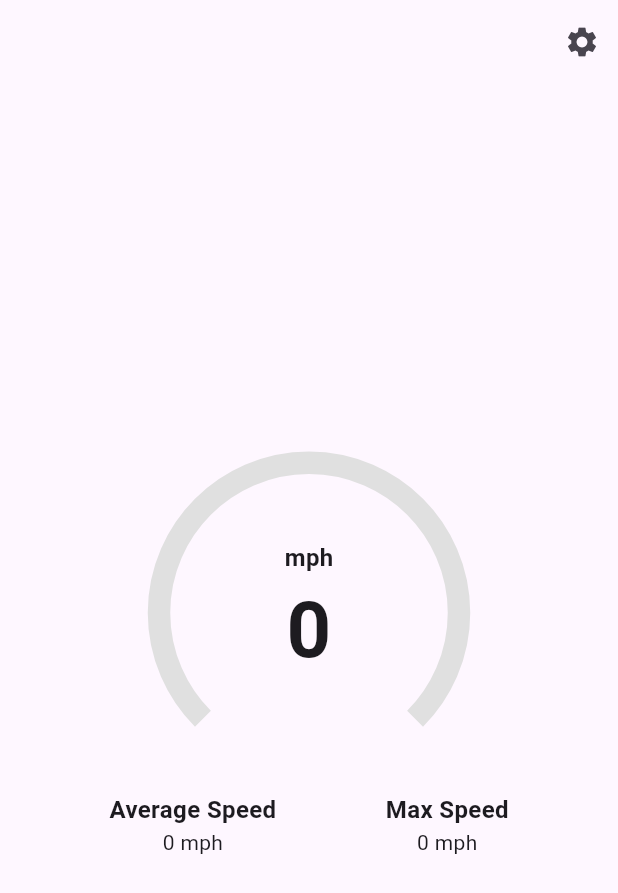
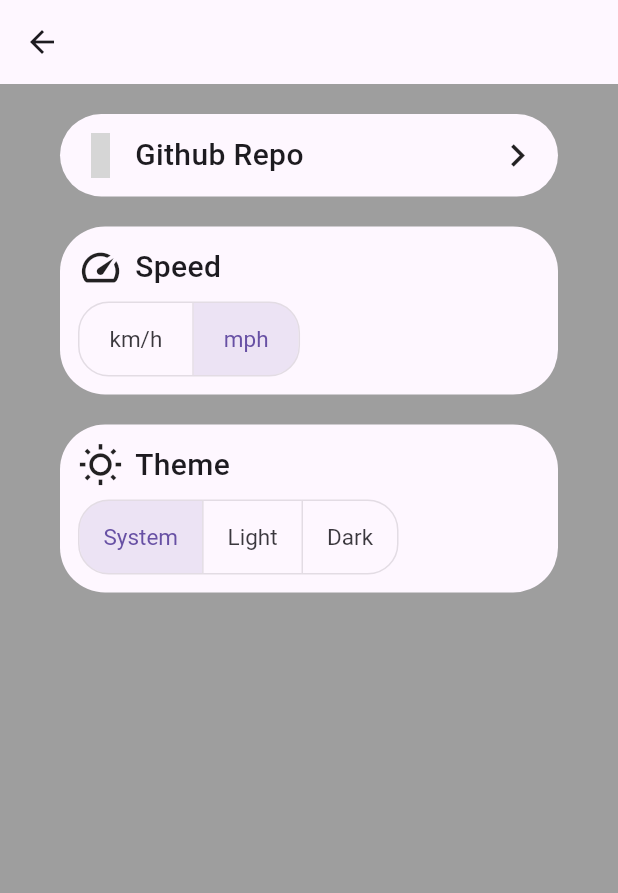
Before and after one commit to Blasix/motionpal, a Flutter app: the screen it shows after launch, after a tap on the "settings" icon, on a phone screen of 412 x 824 dp. Shown: the top 893 px of the screen. Run offline on Flutter 3.47's test engine with Material 3 defaults, Android fonts, the phone set to English and light mode, and no system bars; our stand-ins replace location, simple_icons; grey boxes are pictures that could not be loaded.

Commit message:
Added some settings functionality

```diff
--- a/lib/settings/logic/bools.dart
+++ b/lib/settings/logic/bools.dart
@@ -0,0 +1,3 @@
+class SettingsLogic {
+  static bool isKMPH = false;
+}
--- /dev/null
+++ b/lib/settings/logic/themes.dart
@@ -0,0 +1,5 @@
+import 'package:flutter/material.dart';
+
+class ThemesLogic {
+  static ThemeMode selectedThemeMode = ThemeMode.system;
+}
--- /dev/null
+++ b/lib/settings/screens/main.dart
@@ -0,0 +1,98 @@
+import 'package:flutter/material.dart';
+import 'package:motionpal/settings/logic/bools.dart';
+import 'package:simple_icons/simple_icons.dart';
+
+import '../logic/themes.dart';
+import '../widgets/buttons.dart';
+
+List<bool> _getThemeModeBools(ThemeMode selectedThemeMode) {
+  return List.generate(ThemeMode.values.length, (index) {
+    return index == selectedThemeMode.index;
+  });
+}
+
+class SettingsScreen extends StatefulWidget {
+  const SettingsScreen({super.key});
+
+  @override
+  State<SettingsScreen> createState() => _SettingsScreenState();
+}
+
+class _SettingsScreenState extends State<SettingsScreen> {
+  @override
+  Widget build(BuildContext context) {
+    return Scaffold(
+      appBar: AppBar(),
+      backgroundColor: Colors.grey,
+      body: Column(
+        mainAxisSize: MainAxisSize.min,
+        children: [
+          const SizedBox(
+            height: 20,
+          ),
+          SettingsButton(
+            icon: SimpleIcons.github,
+            text: 'Github Repo',
+            onPressed: (context) {
+              // TODO open the github repo
+            },
+          ),
+          //settings switch button for changing distance between km and mph
+          SettingsToggleButtons(
+            icon: Icons.speed,
+            text: 'Speed',
+            onPressed: (i) {
+              if (i == 0) {
+                setState(() {
+                  SettingsLogic.isKMPH = true;
+                });
+              } else {
+                setState(() {
+                  SettingsLogic.isKMPH = false;
+                });
+              }
+            },
+            isSelected: [SettingsLogic.isKMPH, !SettingsLogic.isKMPH],
+            children: const [
+              Padding(
+                padding: EdgeInsets.symmetric(horizontal: 20),
+                child: Text("km/h"),
+              ),
+              Padding(
+                padding: EdgeInsets.symmetric(horizontal: 20),
+                child: Text("mph"),
+              )
+            ],
+          ),
+
+          SettingsToggleButtons(
+              icon: Theme.of(context).brightness == Brightness.light
+                  ? Icons.wb_sunny_outlined
+                  : Icons.dark_mode,
+              text: "Theme",
+              isSelected: _getThemeModeBools(ThemesLogic.selectedThemeMode),
+              children: const [
+                Padding(
+                  padding: EdgeInsets.symmetric(horizontal: 16),
+                  child: Text('System'),
+                ),
+                Padding(
+                  padding: EdgeInsets.symmetric(horizontal: 16),
+                  child: Text('Light'),
+                ),
+                Padding(
+                  padding: EdgeInsets.symmetric(horizontal: 16),
+                  child: Text('Dark'),
+                ),
+              ],
+              onPressed: (index) {
+                setState(() {
+                  // Update the selected ThemeMode based on the index
+                  ThemesLogic.selectedThemeMode = ThemeMode.values[index];
+                });
+              })
+        ],
+      ),
+    );
+  }
+}
--- /dev/null
+++ b/lib/settings/widgets/buttons.dart
@@ -0,0 +1,202 @@
+import 'package:flutter/material.dart';
+
+const kTitleTextStyle = TextStyle(
+  fontSize: 20,
+  fontWeight: FontWeight.w600,
+);
+
+class SettingsButton extends StatelessWidget {
+  final IconData icon;
+  final String text;
+  final Function onPressed;
+  final bool hasNavgigation;
+
+  const SettingsButton(
+      {super.key,
+      required this.icon,
+      required this.text,
+      required this.onPressed,
+      this.hasNavgigation = true});
+
+  @override
+  Widget build(BuildContext context) {
+    return Container(
+      height: 55,
+      margin: const EdgeInsets.symmetric(horizontal: 40).copyWith(bottom: 20),
+      decoration: BoxDecoration(
+          borderRadius: BorderRadius.circular(30),
+          color: Theme.of(context).cardColor),
+      child: InkWell(
+        onTap: () {
+          onPressed(context);
+        },
+        borderRadius: BorderRadius.circular(30),
+        child: Padding(
+          padding: const EdgeInsets.all(12.0),
+          child: Row(
+            children: [
+              Icon(
+                icon,
+                size: 30,
+              ),
+              const SizedBox(
+                width: 8,
+              ),
+              SizedBox(
+                width: hasNavgigation
+                    ? MediaQuery.of(context).size.width * 0.55
+                    : MediaQuery.of(context).size.width * 0.61,
+                child: FittedBox(
+                  fit: BoxFit.scaleDown,
+                  alignment: Alignment.centerLeft,
+                  child: Text(
+                    text,
+                    style:
+                        kTitleTextStyle.copyWith(fontWeight: FontWeight.w500),
+                  ),
+                ),
+              ),
+              const Spacer(),
+              Visibility(
+                visible: hasNavgigation,
+                child: const Icon(
+                  Icons.keyboard_arrow_right,
+                  // IconlyLight.arrow_right_2,
+                  size: 30,
+                ),
+              ),
+            ],
+          ),
+        ),
+      ),
+    );
+  }
+}
+
+class SettingsSwitchButton extends StatelessWidget {
+  final IconData icon;
+  final String text;
+  final bool value;
+  final Function(bool) onChanged;
+
+  const SettingsSwitchButton({
+    super.key,
+    required this.icon,
+    required this.text,
+    required this.value,
+    required this.onChanged,
+  });
+
+  @override
+  Widget build(BuildContext context) {
+    return Container(
+      height: 55,
+      margin: const EdgeInsets.symmetric(horizontal: 40).copyWith(bottom: 20),
+      decoration: BoxDecoration(
+          borderRadius: BorderRadius.circular(30),
+          color: Theme.of(context).cardColor),
+      child: InkWell(
+        onTap: () {
+          // Optional: You could toggle the switch on tap if desired
+          onChanged(!value);
+        },
+        borderRadius: BorderRadius.circular(30),
+        child: Padding(
+          padding: const EdgeInsets.all(12.0),
+          child: Row(
+            children: [
+              Icon(
+                icon,
+                size: 30,
+              ),
+              const SizedBox(
+                width: 8,
+              ),
+              SizedBox(
+                // width: MediaQuery.of(context).size.width * 0.55,
+                child: FittedBox(
+                  fit: BoxFit.scaleDown,
+                  alignment: Alignment.centerLeft,
+                  child: Text(
+                    text,
+                    style:
+                        kTitleTextStyle.copyWith(fontWeight: FontWeight.w500),
+                  ),
+                ),
+              ),
+              const Spacer(),
+              Switch(
+                value: value,
+                onChanged: onChanged,
+              ),
+            ],
+          ),
+        ),
+      ),
+    );
+  }
+}
+
+class SettingsToggleButtons extends StatelessWidget {
+  final IconData icon;
+  final String text;
+  final List<bool> isSelected;
+  final List<Widget> children;
+  final Function(int) onPressed;
+
+  const SettingsToggleButtons({
+    super.key,
+    required this.icon,
+    required this.text,
+    required this.isSelected,
+    required this.children,
+    required this.onPressed,
+  });
+
+  @override
+  Widget build(BuildContext context) {
+    return Container(
+      margin: const EdgeInsets.symmetric(horizontal: 40).copyWith(bottom: 20),
+      padding: const EdgeInsets.all(12.0),
+      decoration: BoxDecoration(
+        borderRadius: BorderRadius.circular(30),
+        color: Theme.of(context).cardColor,
+      ),
+      child: Column(
+        crossAxisAlignment: CrossAxisAlignment.start,
+        children: [
+          Row(
+            children: [
+              Icon(
+                icon,
+                size: 30,
+              ),
+              const SizedBox(width: 8),
+              Expanded(
+                child: FittedBox(
+                  fit: BoxFit.scaleDown,
+                  alignment: Alignment.centerLeft,
+                  child: Text(
+                    text,
+                    style:
+                        kTitleTextStyle.copyWith(fontWeight: FontWeight.w500),
+                  ),
+                ),
+              ),
+            ],
+          ),
+          const SizedBox(height: 8), // Spacing between text and ToggleButtons
+          ToggleButtons(
+            textStyle: const TextStyle(
+              fontSize: 15,
+            ),
+            isSelected: isSelected,
+            onPressed: onPressed,
+            borderRadius: BorderRadius.circular(20),
+            children: children,
+          ),
+        ],
+      ),
+    );
+  }
+}
--- a/lib/speedometer/speed_screen.dart
+++ b/lib/speedometer/speed_screen.dart
@@ -3,6 +3,8 @@ import 'dart:math';
 import 'package:flutter/material.dart';
 import 'package:location/location.dart';
 
+import '../settings/logic/bools.dart';
+import '../settings/screens/main.dart';
 import 'speed_utils.dart';
 import 'speedometer.dart';
 
@@ -15,7 +17,6 @@ class LocationServiceWidget extends StatefulWidget {
 
 class _LocationServiceWidgetState extends State<LocationServiceWidget> {
   // bools later for other files
-  bool isKMPH = false;
   bool isDarkMode = false;
 
   // Tracker variables
@@ -79,7 +80,14 @@ class _LocationServiceWidgetState extends State<LocationServiceWidget> {
         actions: [
           IconButton(
             icon: const Icon(Icons.settings),
-            onPressed: () {},
+            onPressed: () {
+              Navigator.push(
+                context,
+                MaterialPageRoute(
+                  builder: (context) => const SettingsScreen(),
+                ),
+              );
+            },
           )
         ],
       ),
@@ -94,9 +102,9 @@ class _LocationServiceWidgetState extends State<LocationServiceWidget> {
                 alignment: Alignment.center,
                 children: [
                   Speedometer(
-                      speed: convertSpeed(speed, isKMPH) * 1.0,
+                      speed: convertSpeed(speed, SettingsLogic.isKMPH) * 1.0,
                       maxSpeed: 240,
-                      isKMPH: isKMPH),
+                      isKMPH: SettingsLogic.isKMPH),
                   Column(
                     mainAxisAlignment: MainAxisAlignment.spaceEvenly,
                     children: [
@@ -105,12 +113,12 @@ class _LocationServiceWidgetState extends State<LocationServiceWidget> {
                         mainAxisSize: MainAxisSize.min,
                         children: [
                           Text(
-                            isKMPH ? "km/h" : "mph",
+                            SettingsLogic.isKMPH ? "km/h" : "mph",
                             style: const TextStyle(
                                 fontSize: 16, fontWeight: FontWeight.bold),
                           ),
                           Text(
-                            "${convertSpeed(speed, isKMPH)}",
+                            "${convertSpeed(speed, SettingsLogic.isKMPH)}",
                             style: const TextStyle(
                                 fontSize: 52, fontWeight: FontWeight.bold),
                           ),
@@ -118,7 +126,7 @@ class _LocationServiceWidgetState extends State<LocationServiceWidget> {
                       ),
                       (totalDistance.round() > 0)
                           ? Text(
-                              "${convertDistance(totalDistance, getDistanceType(isKMPH, totalDistance))} ${getDistanceType(isKMPH, totalDistance).name}")
+                              "${convertDistance(totalDistance, getDistanceType(SettingsLogic.isKMPH, totalDistance))} ${getDistanceType(SettingsLogic.isKMPH, totalDistance).name}")
                           : const SizedBox(),
                     ],
                   ),
@@ -137,7 +145,7 @@ class _LocationServiceWidgetState extends State<LocationServiceWidget> {
                           TextStyle(fontSize: 16, fontWeight: FontWeight.bold),
                     ),
                     Text(
-                      "${convertSpeed(totalTime.inSeconds > 0 ? totalDistance / totalTime.inSeconds : 0, isKMPH)} ${isKMPH ? "km/h" : "mph"}",
+                      "${convertSpeed(totalTime.inSeconds > 0 ? totalDistance / totalTime.inSeconds : 0, SettingsLogic.isKMPH)} ${SettingsLogic.isKMPH ? "km/h" : "mph"}",
                     ),
                   ],
                 ),
@@ -149,7 +157,7 @@ class _LocationServiceWidgetState extends State<LocationServiceWidget> {
                           TextStyle(fontSize: 16, fontWeight: FontWeight.bold),
                     ),
                     Text(
-                      "${convertSpeed(maxSpeed, isKMPH)} ${isKMPH ? "km/h" : "mph"}",
+                      "${convertSpeed(maxSpeed, SettingsLogic.isKMPH)} ${SettingsLogic.isKMPH ? "km/h" : "mph"}",
                     ),
                   ],
                 )
--- a/pubspec.yaml
+++ b/pubspec.yaml
@@ -35,6 +35,7 @@ dependencies:
   # Use with the CupertinoIcons class for iOS style icons.
   cupertino_icons: ^1.0.8
   location: ^7.0.0
+  simple_icons: ^10.1.3
 
 dev_dependencies:
   flutter_test:
```
Also changed, not shown: pubspec.lock.
